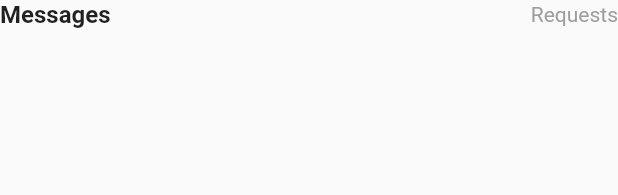
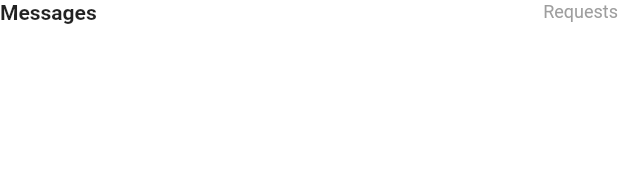
Before and after one commit to kartikbhargava11/instagram_clone, a Flutter app: the Messages widget shown alone on an empty page, opened directly, on a phone screen of 412 x 824 dp. Shown: the top 195 px of the screen. Run offline on Flutter 3.47's test engine with Material 2 defaults, Android fonts, the phone set to English and light mode, and no system bars; our stand-ins replace material_design_icons_flutter; network calls fail.

Commit message:
add support of dark theme

```diff
--- /dev/null
+++ b/lib/helpers/app_theme.dart
@@ -0,0 +1,79 @@
+import 'package:flutter/material.dart';
+
+class AppTheme {
+
+  AppTheme._();
+
+  static final ThemeData lightTheme = ThemeData(
+    scaffoldBackgroundColor: Colors.white,
+    appBarTheme: const AppBarTheme(
+      color: Colors.white,
+      iconTheme: IconThemeData(
+        color: Colors.black,
+      ),
+      titleTextStyle: TextStyle(
+        color: Colors.black,
+        fontSize: 24.0,
+        fontWeight: FontWeight.bold,
+      )
+    ),
+    iconTheme: const IconThemeData(
+      color: Colors.black,
+    ),
+    textTheme: TextTheme(
+      headline6: const TextStyle(
+        fontSize: 12.0,
+        fontWeight: FontWeight.bold
+      ),
+      headline5: const TextStyle(
+        fontSize: 14.0,
+        fontWeight: FontWeight.bold
+      ),
+      caption: const TextStyle(
+        color: Colors.black,
+      ),
+      bodyText2: const TextStyle(
+        fontSize: 10.0,
+        color: Colors.black,
+      )
+    )
+
+  );
+
+  static final ThemeData darkTheme = ThemeData(
+    scaffoldBackgroundColor: Colors.black,
+    appBarTheme: const AppBarTheme(
+      color: Colors.black,
+      iconTheme: IconThemeData(
+        color: Colors.white,
+      ),
+      titleTextStyle: TextStyle(
+        color: Colors.white,
+        fontSize: 24.0,
+        fontWeight: FontWeight.bold,
+      )
+    ),
+    iconTheme: const IconThemeData(
+      color: Colors.white,
+    ),
+    textTheme: TextTheme(
+      headline6: const TextStyle(
+        fontSize: 12.0,
+        color: Colors.white,
+        fontWeight: FontWeight.bold
+      ),
+      headline5: const TextStyle(
+        fontSize: 14.0,
+        color: Colors.white,
+        fontWeight: FontWeight.bold
+      ),
+      caption: const TextStyle(
+        color: Colors.white,
+      ),
+      bodyText2: const TextStyle(
+        fontSize: 10.0,
+        color: Colors.white,
+      )
+    )
+  );
+}
--- a/lib/main.dart
+++ b/lib/main.dart
@@ -1,5 +1,6 @@
 import 'package:flutter/material.dart';
 
+import './helpers/app_theme.dart';
 import './screens/home_screen.dart';
 
 void main() {
@@ -12,10 +13,9 @@ class MyApp extends StatelessWidget {
   @override
   Widget build(BuildContext context) {
     return MaterialApp(
+      theme: AppTheme.lightTheme,
+      darkTheme: AppTheme.darkTheme,
       title: 'Flutter Demo',
-      theme: ThemeData(
-        primarySwatch: Colors.blue,
-      ),
       home: const HomeScreen()
     );
   }
--- a/lib/widgets/chat_box.dart
+++ b/lib/widgets/chat_box.dart
@@ -28,6 +28,7 @@ class ChatBox extends StatelessWidget {
             children: [
               Text(
                 user.name,
+                style: Theme.of(context).textTheme.caption,
               ),
               const SizedBox(
                 height: 2.0,
--- a/lib/widgets/messages.dart
+++ b/lib/widgets/messages.dart
@@ -6,27 +6,22 @@ class Messages extends StatelessWidget {
 
   @override
   Widget build(BuildContext context) {
-    return Column(
+    return Row(
+      mainAxisAlignment: MainAxisAlignment.center,
       children: [
-        Row(
-          children: const [
         Text(
           "Messages",
-              style: TextStyle(
-                fontWeight: FontWeight.bold,
-                fontSize: 16.0
-              )
+          style: Theme.of(context).textTheme.headline5,
         ),
-            Spacer(),
-            Text(
+        const Spacer(),
+        const Text(
           "Requests",
           style: TextStyle(
+            fontSize: 12.0,
             color: Colors.grey
           )
         )
       ],
-        ),
-      ],
     );
   }
 }
--- a/lib/widgets/online_users.dart
+++ b/lib/widgets/online_users.dart
@@ -66,14 +66,12 @@ class _CircularBox extends StatelessWidget {
             ],
           ),
           const SizedBox(
-            height: 4.0,
+            height: 8.0,
           ),
           Text(
             user.name,
             overflow: TextOverflow.ellipsis,
-            style: TextStyle(
-              fontSize: 12.0
-            ),
+            style: Theme.of(context).textTheme.bodyText2
           )
         ],
       ),
--- a/pubspec.yaml
+++ b/pubspec.yaml
@@ -35,6 +35,7 @@ dependencies:
   # Use with the CupertinoIcons class for iOS style icons.
   cupertino_icons: ^1.0.2
   material_design_icons_flutter: ^5.0.6595
+  provider: ^6.0.3
 
 dev_dependencies:
   flutter_test:
```
Also changed, not shown: lib/screens/chat_screen.dart (+0 -11 lines), lib/screens/home_screen.dart (+2 -6 lines), lib/widgets/post_container.dart (+6 -8 lines), lib/widgets/stories.dart (+6 -12 lines), pubspec.lock. Lines whose indentation alone changed are shown as unchanged.
